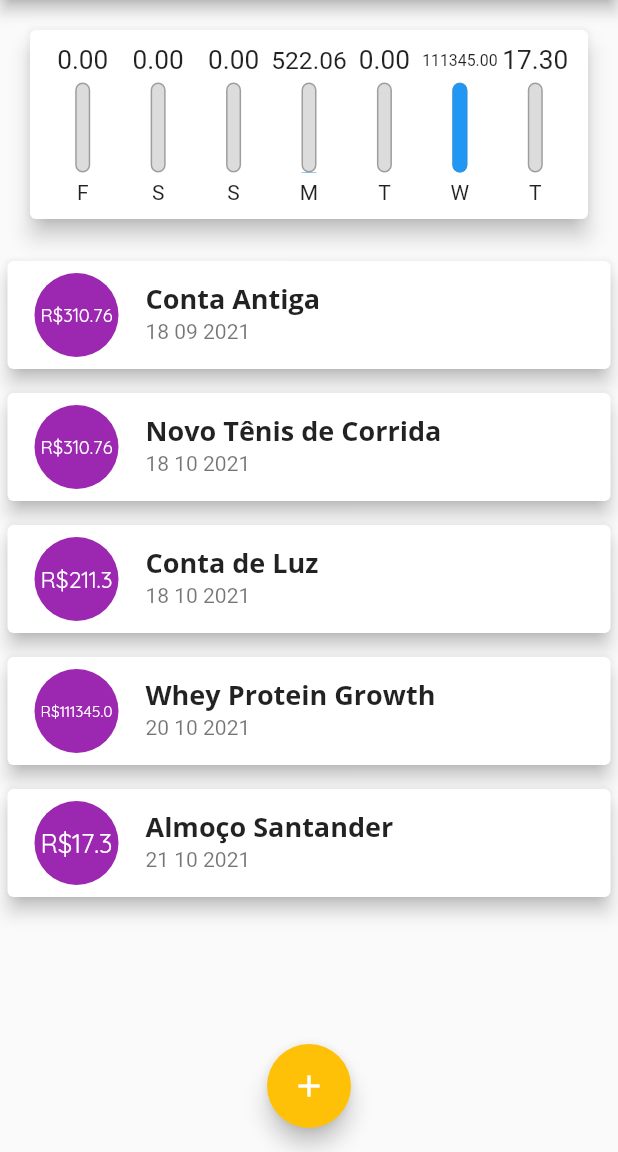
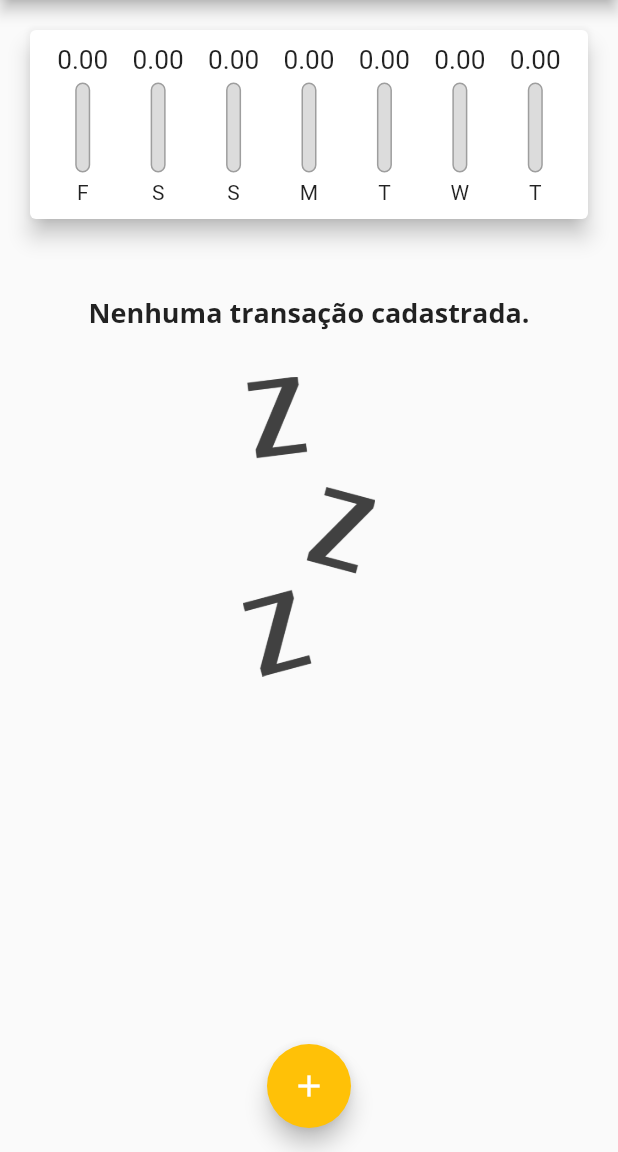
Before and after one commit to PedroPadilhaPortella/Curso_Flutter_Dart_Cod3r, a Flutter app: the screen it shows after launch, on a phone screen of 412 x 824 dp, the part 84-1236 px from its top. Run offline on Flutter 3.47's test engine with Material 2 defaults, Android fonts, the phone set to English and light mode, and no system bars.

Commit message:
finalizando projeto expenses

```diff
--- a/expenses/lib/components/chart.dart
+++ b/expenses/lib/components/chart.dart
@@ -51,7 +51,9 @@
               child: ChartBar(
                   label: tr['day'] as String,
                   value: tr['value'] as double,
-                  percentage: (tr['value'] as double) / _weekTotalValue),
+                  percentage: _weekTotalValue == 0
+                      ? 0
+                      : (tr['value'] as double) / _weekTotalValue),
             );
           }).toList(),
         ),
--- a/expenses/lib/components/transaction_list.dart
+++ b/expenses/lib/components/transaction_list.dart
@@ -4,8 +4,9 @@
 
 class TransactionList extends StatelessWidget {
   final List<Transaction> transactions;
+  final void Function(String) onRemove;
 
-  TransactionList(this.transactions);
+  TransactionList(this.transactions, this.onRemove);
 
   @override
   Widget build(BuildContext context) {
@@ -58,6 +59,10 @@
                     subtitle: Text(
                       DateFormat('d MM y').format(tr.date),
                     ),
+                    trailing: IconButton(
+                        onPressed: () => onRemove(tr.id),
+                        icon: Icon(Icons.delete),
+                        color: Theme.of(context).errorColor),
                   ),
                 );
               },
--- a/expenses/lib/main.dart
+++ b/expenses/lib/main.dart
@@ -39,36 +39,36 @@
 
 class _MyHomePageState extends State<MyHomePage> {
   final List<Transaction> _transactions = [
-    Transaction(
-      id: 't0',
-      title: 'Conta Antiga',
-      value: 310.76,
-      date: DateTime.now().subtract(Duration(days: 33)),
-    ),
-    Transaction(
-      id: 't1',
-      title: 'Novo Tênis de Corrida',
-      value: 310.76,
-      date: DateTime.now().subtract(Duration(days: 3)),
-    ),
-    Transaction(
-      id: 't2',
-      title: 'Conta de Luz',
-      value: 211.30,
-      date: DateTime.now().subtract(Duration(days: 3)),
-    ),
-    Transaction(
-      id: 't3',
-      title: 'Whey Protein Growth',
-      value: 111345.00,
-      date: DateTime.now().subtract(Duration(days: 1)),
-    ),
-    Transaction(
-      id: 't4',
-      title: 'Almoço Santander',
-      value: 17.30,
-      date: DateTime.now(),
-    ),
+    // Transaction(
+    //   id: 't0',
+    //   title: 'Conta Antiga',
+    //   value: 310.76,
+    //   date: DateTime.now().subtract(Duration(days: 33)),
+    // ),
+    // Transaction(
+    //   id: 't1',
+    //   title: 'Novo Tênis de Corrida',
+    //   value: 310.76,
+    //   date: DateTime.now().subtract(Duration(days: 3)),
+    // ),
+    // Transaction(
+    //   id: 't2',
+    //   title: 'Conta de Luz',
+    //   value: 211.30,
+    //   date: DateTime.now().subtract(Duration(days: 3)),
+    // ),
+    // Transaction(
+    //   id: 't3',
+    //   title: 'Whey Protein Growth',
+    //   value: 111345.00,
+    //   date: DateTime.now().subtract(Duration(days: 1)),
+    // ),
+    // Transaction(
+    //   id: 't4',
+    //   title: 'Almoço Santander',
+    //   value: 17.30,
+    //   date: DateTime.now(),
+    // ),
   ];
 
   List<Transaction> get _recentTransactions {
@@ -77,18 +77,24 @@
     }).toList();
   }
 
-  _addTransaction(String title, double value) {
+  _addTransaction(String title, double value, DateTime date) {
     final newTransaction = Transaction(
         id: Random().nextDouble().toString(),
         title: title,
         value: value,
-        date: DateTime.now());
+        date: date);
 
     setState(() {
       _transactions.add(newTransaction);
     });
 
     Navigator.of(context).pop();
+  }
+
+  _removeTransaction(String id) {
+    setState(() {
+      _transactions.removeWhere((tr) => tr.id == id);
+    });
   }
 
   _openTransactionFormModal(BuildContext context) {
@@ -115,7 +121,7 @@
           crossAxisAlignment: CrossAxisAlignment.stretch,
           children: <Widget>[
             Chart(_recentTransactions),
-            TransactionList(_transactions),
+            TransactionList(_transactions, _removeTransaction),
           ],
         ),
       ),
```
Also changed, not shown: expenses/lib/components/transaction_form.dart (+4 -4 lines).
